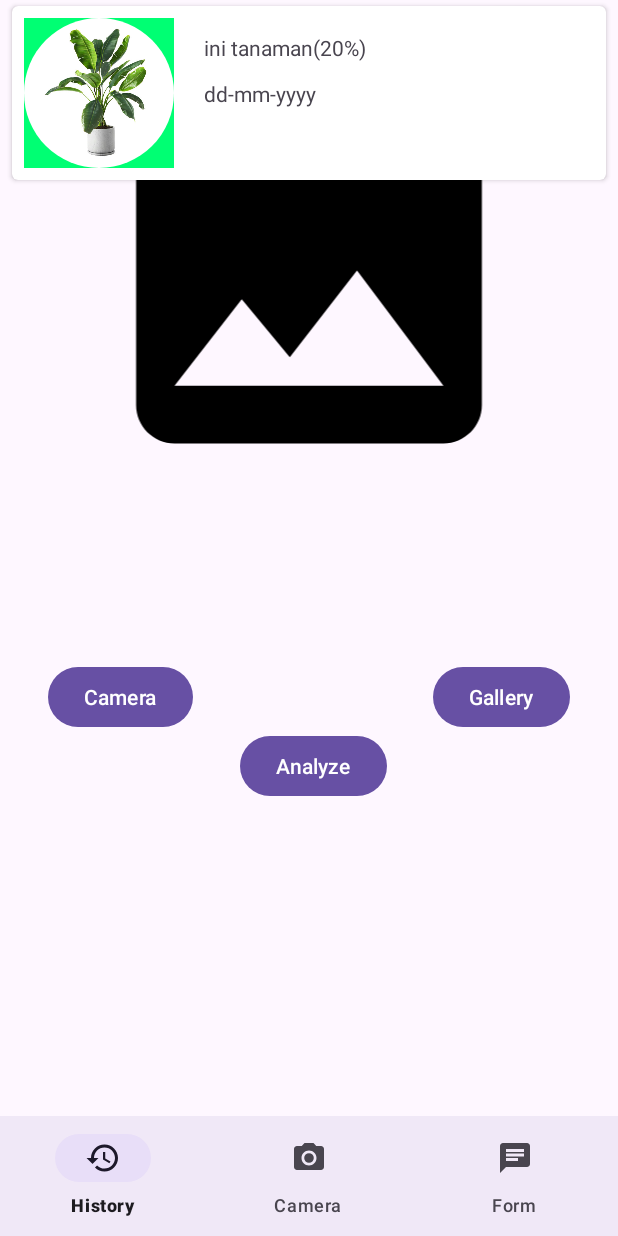
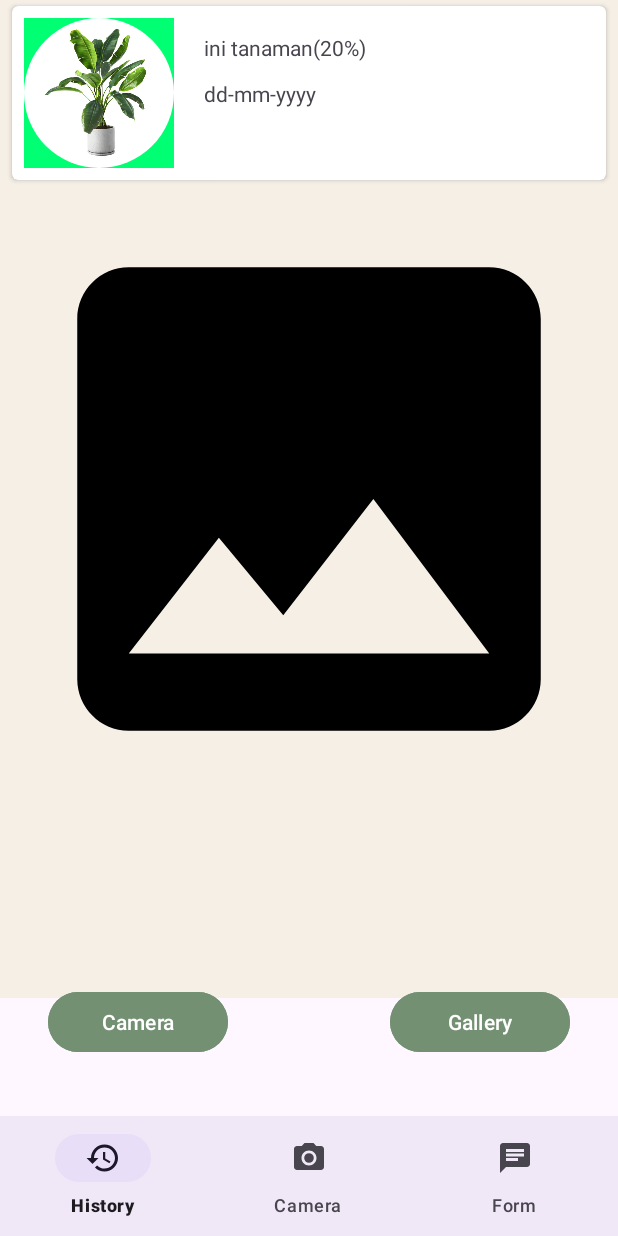
Before and after one commit to Nox-Matt/PlantAppApplication, an Android app: the fragment CameraFragment placed in its activity, on a phone screen of 412 x 824 dp. Run offline under Robolectric (Android 15) with nearby library versions, the light colour scheme and no system bars; our stand-ins replace CircleImageView, navigation-ui; 1 statement that could not run was skipped.

Commit message:
Camera UI change

```diff
--- a/app/src/main/res/layout/fragment_camera.xml
+++ b/app/src/main/res/layout/fragment_camera.xml
@@ -8,14 +8,12 @@
 
     <ImageView
         android:id="@+id/imagePreview"
-        android:layout_width="329dp"
-        android:layout_height="307dp"
-        android:layout_marginTop="8dp"
-        android:layout_marginBottom="8dp"
+        android:layout_width="0dp"
+        android:layout_height="0dp"
+        android:background="@color/backgroundLoginRegister"
         android:src="@drawable/ic_placeholder"
         app:layout_constraintBottom_toTopOf="@+id/guideline"
         app:layout_constraintEnd_toEndOf="parent"
-        app:layout_constraintHorizontal_bias="0.5"
         app:layout_constraintStart_toStartOf="parent"
         app:layout_constraintTop_toTopOf="parent" />
 
@@ -24,12 +22,13 @@
         android:layout_width="wrap_content"
         android:layout_height="wrap_content"
         android:orientation="horizontal"
-        app:layout_constraintGuide_begin="360dp" />
+        app:layout_constraintGuide_percent="0.8071135" />
 
     <Button
         android:id="@+id/cameraButton"
-        android:layout_width="wrap_content"
+        android:layout_width="120dp"
         android:layout_height="wrap_content"
+        android:backgroundTint="@color/softGreen"
         android:layout_marginStart="32dp"
         android:layout_marginBottom="32dp"
         android:text="@string/camera"
@@ -39,8 +38,9 @@
 
     <Button
         android:id="@+id/galleryButton"
-        android:layout_width="wrap_content"
+        android:layout_width="120dp"
         android:layout_height="wrap_content"
+        android:backgroundTint="@color/softGreen"
         android:layout_marginEnd="32dp"
         android:layout_marginBottom="32dp"
         android:text="@string/gallery"
@@ -50,20 +50,22 @@
 
     <Button
         android:id="@+id/analyzeButton"
-        android:layout_width="wrap_content"
+        android:layout_width="120dp"
         android:layout_height="wrap_content"
-        android:layout_marginTop="60dp"
+        android:layout_marginTop="80dp"
+        android:backgroundTint="@color/lightlyGreen"
         android:text="@string/analyze"
         app:layout_constraintBottom_toTopOf="@+id/guideline2"
-        app:layout_constraintEnd_toStartOf="@+id/galleryButton"
-        app:layout_constraintStart_toEndOf="@+id/cameraButton"
-        app:layout_constraintTop_toTopOf="@+id/guideline" />
+        app:layout_constraintEnd_toEndOf="parent"
+        app:layout_constraintStart_toStartOf="parent"
+        app:layout_constraintTop_toBottomOf="@+id/imagePreview"
+        app:layout_constraintVertical_bias="0.581" />
 
     <androidx.constraintlayout.widget.Guideline
         android:id="@+id/guideline2"
         android:layout_width="wrap_content"
         android:layout_height="wrap_content"
         android:orientation="horizontal"
-        app:layout_constraintGuide_begin="601dp" />
+        app:layout_constraintGuide_begin="729dp" />
 
 </androidx.constraintlayout.widget.ConstraintLayout>
```
Also changed, not shown: 1 other file.
